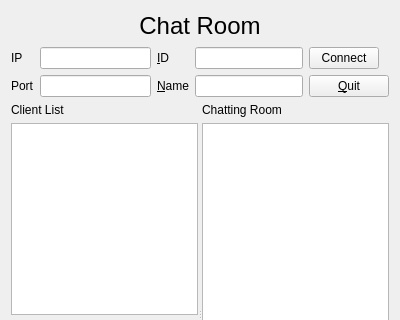
Before: the Qt Designer form chatroomform.ui in ChunJeong27/CRMMiniProject, drawn with Qt 5; both pictures show x 0 to 400 and y 0 to 320 of the 400 by 600 pixel window.
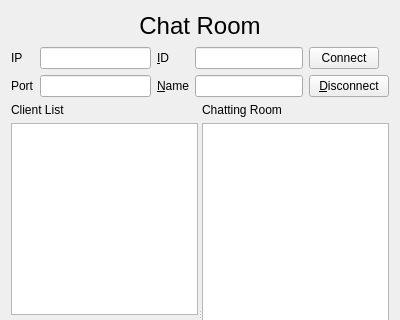
After: the same form once the commit is applied.

The edit to the form file:
```diff
--- a/chatroomform.ui
+++ b/chatroomform.ui
@@ -109,7 +109,7 @@
        <item row="1" column="0">
         <widget class="QPushButton" name="quitPushButton">
          <property name="text">
-          <string>&amp;Quit</string>
+          <string>&amp;Disconnect</string>
          </property>
         </widget>
        </item>
```
Left out of the diff: 6 changed lines with no effect on the pictures.
